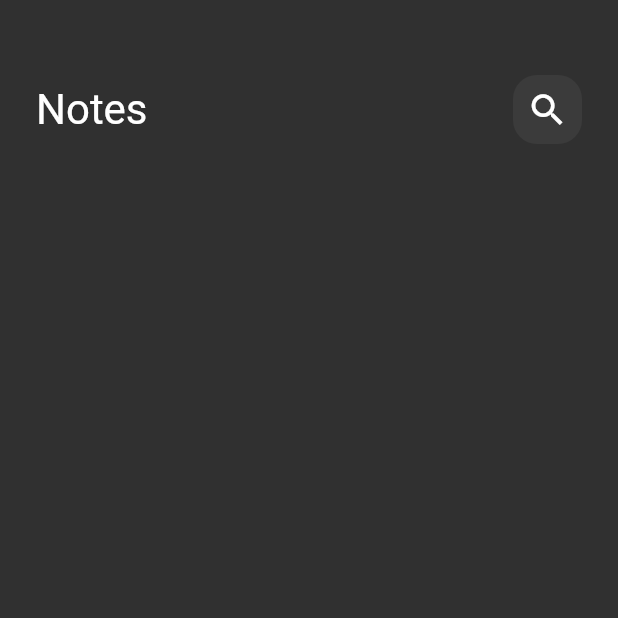
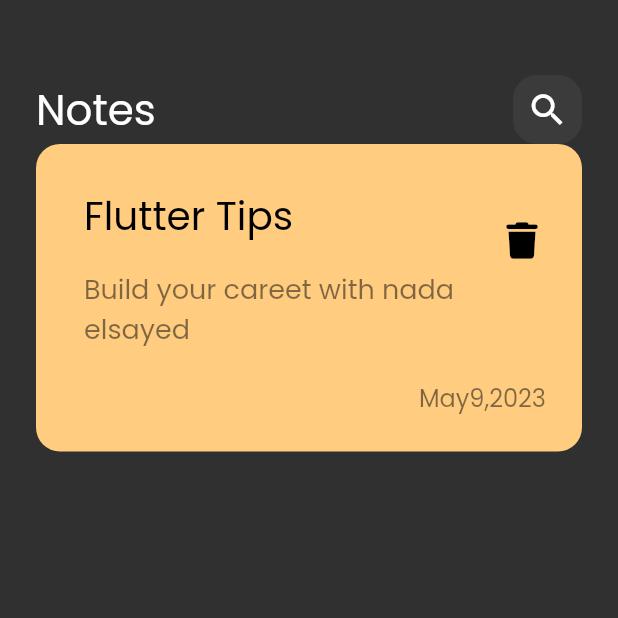
Before and after one commit to nada12elsayed13/notes_app, a Flutter app: the screen it shows after launch, on a phone screen of 412 x 824 dp, the top half of it. Run offline on Flutter 3.47's test engine with Material 2 defaults, Android fonts, the phone set to English and light mode, and no system bars; our stand-ins replace font_awesome_flutter.

Commit message:
create CustomNotesItem

```diff
--- a/lib/main.dart
+++ b/lib/main.dart
@@ -12,7 +12,7 @@ class NotesApp extends StatelessWidget {
   Widget build(BuildContext context) {
     return MaterialApp(
       debugShowCheckedModeBanner: false,
-      theme: ThemeData(brightness: Brightness.dark),
+      theme: ThemeData(brightness: Brightness.dark,fontFamily: 'Poppins'),
       home: const NotesView(),
     );
   }
--- a/lib/widgets/Custom_body.dart
+++ b/lib/widgets/Custom_body.dart
@@ -1,6 +1,7 @@
 import 'package:flutter/material.dart';
 
 import 'custom_abbpar.dart';
+import 'cusyom_notes_item.dart';
 
 class CustomBody extends StatelessWidget {
   const CustomBody({super.key});
@@ -8,12 +9,14 @@ class CustomBody extends StatelessWidget {
   @override
   Widget build(BuildContext context) {
     return const Padding(
-      padding:  EdgeInsets.symmetric(horizontal: 24),
-      child:  Column(
+      padding: EdgeInsets.symmetric(horizontal: 24),
+      child: Column(
         children: [
-          SizedBox(height: 50,),
+          SizedBox(
+            height: 50,
+          ),
           CustomAbbpar(),
-
+          CustomNoteItem(),
         ],
       ),
     );
--- /dev/null
+++ b/lib/widgets/cusyom_notes_item.dart
@@ -0,0 +1,52 @@
+import 'package:flutter/material.dart';
+import 'package:font_awesome_flutter/font_awesome_flutter.dart';
+
+class CustomNoteItem extends StatelessWidget {
+  const CustomNoteItem({super.key});
+
+  @override
+  Widget build(BuildContext context) {
+    return Container(
+      padding:const EdgeInsets.only(top: 24, bottom: 24, left: 16),
+      decoration: BoxDecoration(
+        borderRadius: BorderRadius.circular(16),
+        color:const Color(0XFFFFCC80),
+      ),
+      child: Column(
+        crossAxisAlignment: CrossAxisAlignment.end,
+        children: [
+          ListTile(
+            title:const Text(
+              'Flutter Tips',
+              style: TextStyle(color: Colors.black, fontSize: 26),
+            ),
+            subtitle: Padding(
+              padding: const EdgeInsets.only(top: 16, bottom: 16),
+              child: Text(
+                'Build your careet with nada elsayed',
+                style: TextStyle(
+                    color: Colors.black.withOpacity(.5), fontSize: 18),
+              ),
+            ),
+            trailing: IconButton(
+              color: Colors.black,
+              onPressed: () {},
+              icon: const Icon(
+                FontAwesomeIcons.trash,
+                size: 24,
+              ),
+            ),
+          ),
+          Padding(
+            padding: const EdgeInsets.only(right: 24),
+            child: Text(
+              'May9,2023',
+              style:
+                  TextStyle(color: Colors.black.withOpacity(.5), fontSize: 16),
+            ),
+          )
+        ],
+      ),
+    );
+  }
+}
```
Also changed, not shown: pubspec.yaml (+7 -11 lines), assets/fonts/Poppins-Regular.ttf (added), pubspec.lock.
